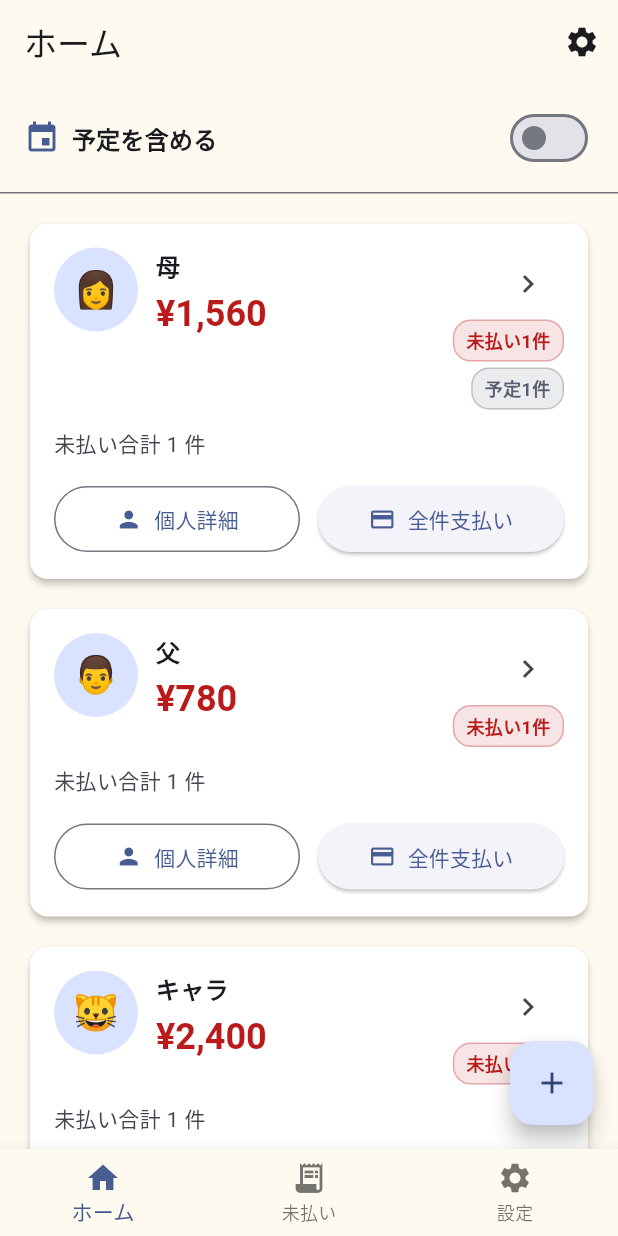
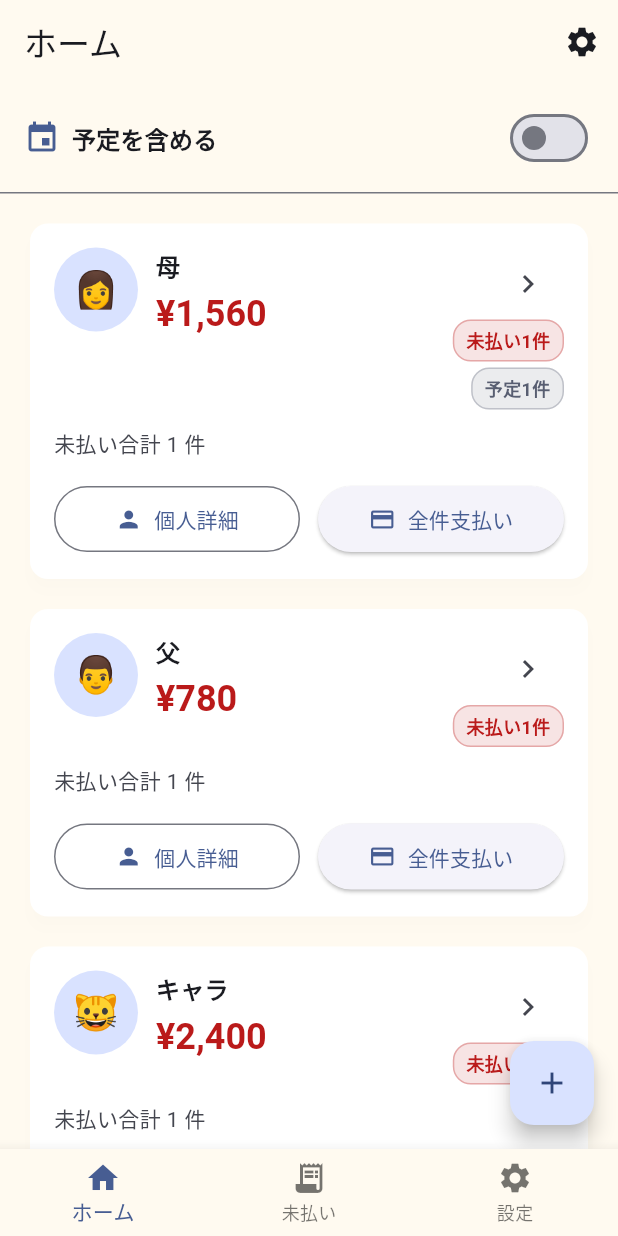
Before and after one commit to N-plus/PaymentCalendar, a Flutter app: the screen it shows after launch, on a phone screen of 412 x 824 dp. Run offline on Flutter 3.47's test engine with Material 3 defaults, Android fonts, the phone set to English and light mode, and no system bars; our stand-ins replace flutter_local_notifications, flutter_riverpod, image_picker, timezone.

Commit message:
Adjust person summary card shadow

```diff
--- a/lib/screens/home/home_screen.dart
+++ b/lib/screens/home/home_screen.dart
@@ -159,7 +159,8 @@ class _PersonSummaryTile extends ConsumerWidget {
     final colorScheme = Theme.of(context).colorScheme;
 
     return Card(
-      elevation: 2,
+      elevation: 4,
+      shadowColor: const Color.fromRGBO(0, 0, 0, 0.05),
       color: const Color(0xFFFFFFFF),
       shape: RoundedRectangleBorder(borderRadius: BorderRadius.circular(12)),
       child: Padding(
```
